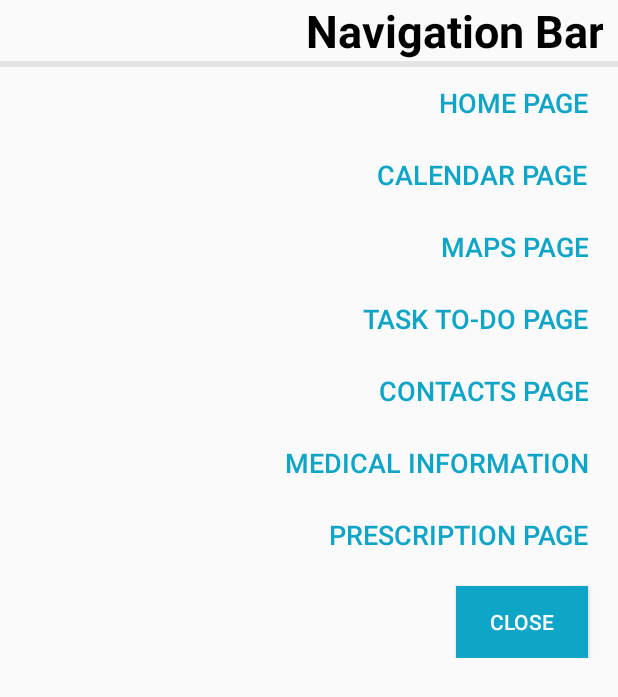
After one commit to NathanLib/ElderAid, an Android app: the layout dialog_side_navigation.xml on its own in the app's theme, with its tools: preview values and no code run, on a phone screen of 412 x 824 dp. The commit adds this screen. Shown: the top 697 px of the screen. Run offline under Robolectric (Android 15) with nearby library versions, the phone set to English and light mode, and no system bars.

Commit message:
missed files

```diff
--- a/ElderAid/app/src/main/java/uk/ac/rgu/elderaid/MedicalInfoActivity.java
+++ b/ElderAid/app/src/main/java/uk/ac/rgu/elderaid/MedicalInfoActivity.java
@@ -4,14 +4,17 @@ import androidx.appcompat.app.AppCompatActivity;
 
 import android.app.Dialog;
 import android.os.Bundle;
+import android.view.Gravity;
 import android.view.View;
 import android.view.Window;
 import android.view.WindowManager;
 import android.widget.Button;
+import android.widget.ImageButton;
 
 public class MedicalInfoActivity extends AppCompatActivity implements View.OnClickListener {
     private Button btnEditMedInfo;
     private Button btnShowInsurance;
+    private ImageButton btnshowSideNav;
 
     @Override
     protected void onCreate(Bundle savedInstanceState) {
@@ -34,7 +37,33 @@ public class MedicalInfoActivity extends AppCompatActivity implements View.OnCli
             }
         });
 
+        btnshowSideNav = (ImageButton) findViewById(R.id.btnMenu);
+        btnshowSideNav.setOnClickListener(new View.OnClickListener() {
+            @Override
+            public void onClick(View view) {
+                openNavDialog();
+            }
+        });
 
+
+    }
+
+    public void openNavDialog(){
+        final Dialog sideNavDialog = new Dialog(this);
+
+
+        sideNavDialog.setContentView(R.layout.dialog_side_navigation);
+        sideNavDialog.setTitle("Edit Medical Info");
+
+        WindowManager.LayoutParams lp = new WindowManager.LayoutParams();
+        lp.copyFrom(sideNavDialog.getWindow().getAttributes());
+        lp.width = WindowManager.LayoutParams.MATCH_PARENT;
+        lp.height = WindowManager.LayoutParams.MATCH_PARENT;
+
+        sideNavDialog.show();
+        sideNavDialog.getWindow().setAttributes(lp);
+
+        sideNavDialog.show();
     }
 
     public void openInsuranceDialog(){
--- /dev/null
+++ b/ElderAid/app/src/main/res/layout/dialog_side_navigation.xml
@@ -0,0 +1,124 @@
+<?xml version="1.0" encoding="utf-8"?>
+<LinearLayout xmlns:android="http://schemas.android.com/apk/res/android"
+    android:layout_width="match_parent"
+    android:layout_height="match_parent"
+    android:orientation="vertical">
+
+    <TextView
+        android:id="@+id/tvNavTitle"
+        android:layout_width="match_parent"
+        android:layout_height="wrap_content"
+        android:layout_gravity="end"
+        android:gravity="end"
+        android:text="@string/sideNavTitle"
+        android:textColor="@color/black"
+        android:textSize="30sp"
+        android:textStyle="bold"
+        android:paddingRight="10dp"/>
+
+    <View
+        style="@style/navDivider"
+        android:layout_width="match_parent" />
+    <ScrollView
+        android:layout_width="match_parent"
+        android:layout_height="match_parent">
+
+        <LinearLayout
+            android:layout_width="match_parent"
+            android:layout_height="wrap_content"
+            android:orientation="vertical">
+
+            <Button
+                android:id="@+id/linkHome"
+                android:layout_width="wrap_content"
+                android:layout_height="wrap_content"
+                android:layout_gravity="end"
+                android:background="@color/transparent"
+                android:paddingRight="20dp"
+                android:text="@string/homepageLink"
+                android:textColor="@color/pacificblue"
+                android:textSize="18sp" />
+
+            <Button
+                android:id="@+id/linkCalendar"
+                android:layout_width="wrap_content"
+                android:layout_height="wrap_content"
+                android:layout_gravity="end"
+                android:background="@color/transparent"
+                android:text="@string/calendarLink"
+                android:textColor="@color/pacificblue"
+                android:textSize="18sp"
+                android:paddingRight="20dp"/>
+
+            <Button
+                android:id="@+id/linkMaps"
+                android:layout_width="wrap_content"
+                android:layout_height="wrap_content"
+                android:layout_gravity="end"
+                android:background="@color/transparent"
+                android:text="@string/mapsPageLink"
+                android:textColor="@color/pacificblue"
+                android:textSize="18sp"
+                android:paddingRight="20dp"/>
+
+            <Button
+                android:id="@+id/linkTaskList"
+                android:layout_width="wrap_content"
+                android:layout_height="wrap_content"
+                android:layout_gravity="end"
+                android:background="@color/transparent"
+                android:text="@string/toDoLink"
+                android:textColor="@color/pacificblue"
+                android:textSize="18sp"
+                android:paddingRight="20dp"/>
+
+            <Button
+                android:id="@+id/linkContacts"
+                android:layout_width="wrap_content"
+                android:layout_height="wrap_content"
+                android:layout_gravity="end"
+                android:background="@color/transparent"
+                android:text="@string/contactsLink"
+                android:textColor="@color/pacificblue"
+                android:textSize="18sp"
+                android:paddingRight="20dp"/>
+
+            <Button
+                android:id="@+id/linkMedInfo"
+                android:layout_width="wrap_content"
+                android:layout_height="wrap_content"
+                android:layout_gravity="end"
+                android:background="@color/transparent"
+                android:text="@string/medinfoPageLink"
+                android:textColor="@color/pacificblue"
+                android:textSize="18sp"
+                android:paddingRight="20dp"/>
+
+            <Button
+                android:id="@+id/linkPrescription"
+                android:layout_width="wrap_content"
+                android:layout_height="wrap_content"
+                android:layout_gravity="end"
+                android:background="@color/transparent"
+                android:text="@string/prescriptionLink"
+                android:textColor="@color/pacificblue"
+                android:textSize="18sp"
+                android:paddingRight="20dp"
+                />
+
+            <Button
+
+                android:id="@+id/closeBtn"
+                android:layout_width="wrap_content"
+                android:layout_height="wrap_content"
+                android:layout_gravity="right"
+                android:text="@string/closeNav"
+                android:background="@color/pacificblue"
+                android:layout_marginTop="10sp"
+                android:layout_marginRight="20dp"
+                android:textColor="@color/white"/>
+        </LinearLayout>
+    </ScrollView>
+
+
+</LinearLayout>
--- a/ElderAid/app/src/main/res/values/strings.xml
+++ b/ElderAid/app/src/main/res/values/strings.xml
@@ -149,7 +149,16 @@
     <string name="maps_fav_submit">Submit</string>
     <string name="maps_fav_cancel">Cancel</string>
 
+    <string name="sideNavTitle">Navigation Bar</string>
+    <string name="homepageLink">Home Page</string>
+    <string name="medinfoPageLink">Medical Information</string>
+    <string name="mapsPageLink">Maps Page</string>
+    <string name="prescriptionLink">Prescription Page</string>
+    <string name="calendarLink">Calendar Page</string>
+    <string name="toDoLink">Task To-Do Page</string>
+    <string name="contactsLink">Contacts Page</string>
 
+    <string name="closeNav">Close</string>
 
 
 
--- a/ElderAid/app/src/main/res/values/styles.xml
+++ b/ElderAid/app/src/main/res/values/styles.xml
@@ -12,6 +12,13 @@
         <item name="android:layout_width">match_parent</item>
         <item name="android:layout_marginLeft">20dp</item>
         <item name="android:layout_height">1dp</item>
+        <item name="android:background">@color/lightgray</item>
+    </style>
+
+    <style name="navDivider">
+        <item name="android:layout_width">match_parent</item>
+
+        <item name="android:layout_height">4dp</item>
         <item name="android:background">@color/lightgray</item>
     </style>
 
```
